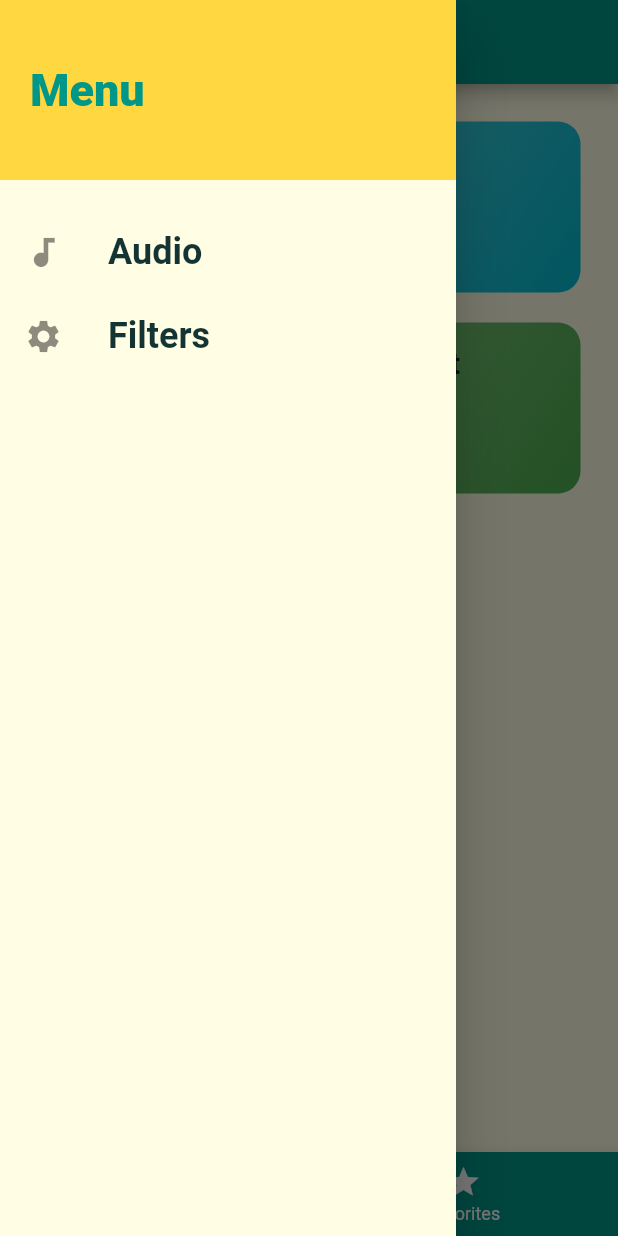
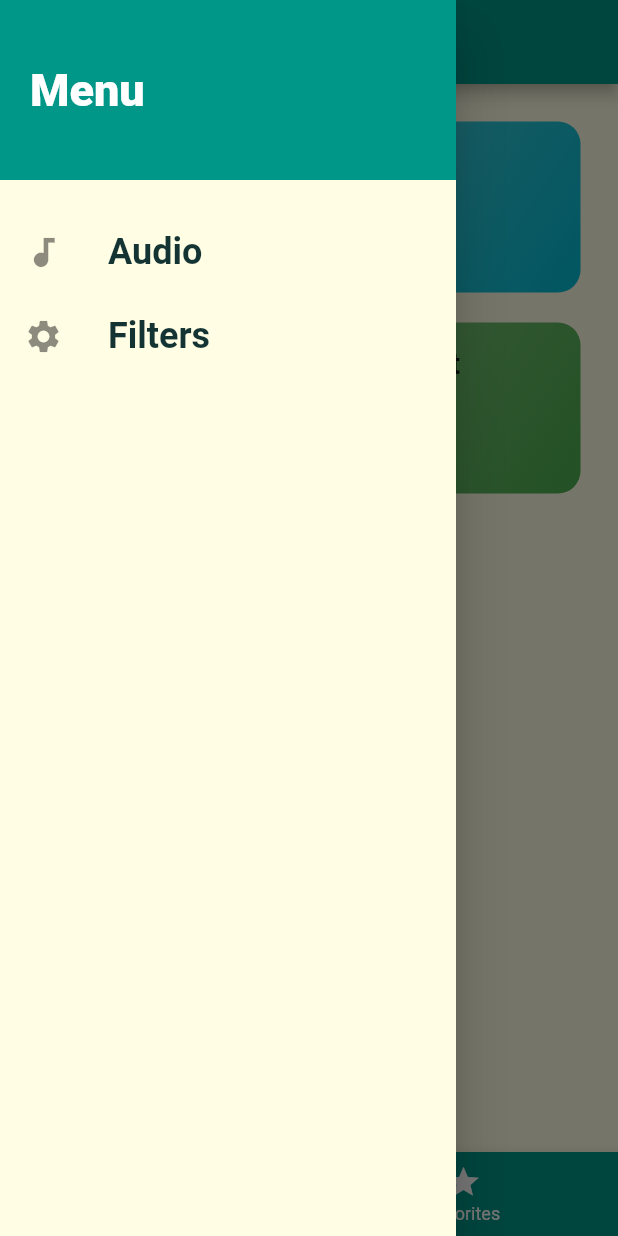
Before and after one commit to dendenso/Project380v1, a Flutter app: the screen it shows after launch, with the side drawer open, on a phone screen of 412 x 824 dp. Run offline on Flutter 3.47's test engine with Material 2 defaults, Android fonts, the phone set to English and light mode, and no system bars; Roboto replaces fonts that are missing (Raleway, RobotoCondensed).

Commit message:
Color palette change

```diff
--- a/lib/widgets/main_screen_drawer.dart
+++ b/lib/widgets/main_screen_drawer.dart
@@ -34,13 +34,13 @@ class MainScreenDrawer extends StatelessWidget {
             width: double.infinity,
             padding: EdgeInsets.all(20),
             alignment: Alignment.centerLeft,
-            color: Theme.of(context).accentColor,
+            color: Colors.teal,
             child: Text(
               'Menu',
               style: TextStyle(
                   fontWeight: FontWeight.w900,
                   fontSize: 30,
-                  color: Theme.of(context).primaryColor),
+                  color: Colors.white),
             ),
           ),
           SizedBox(
```
